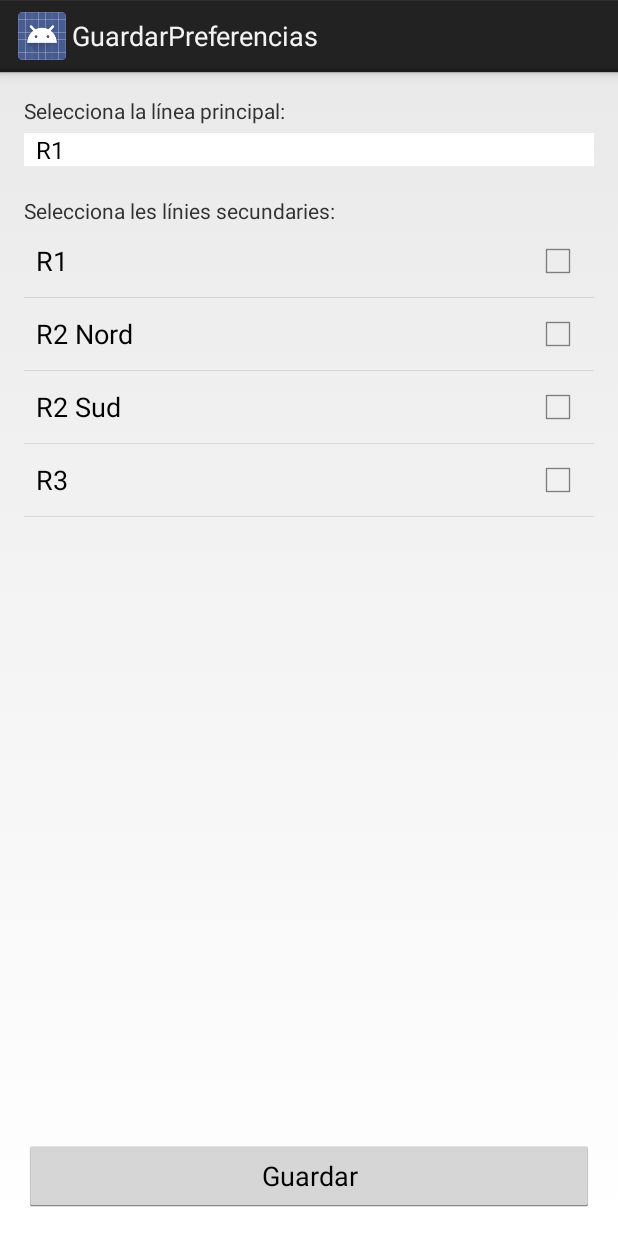
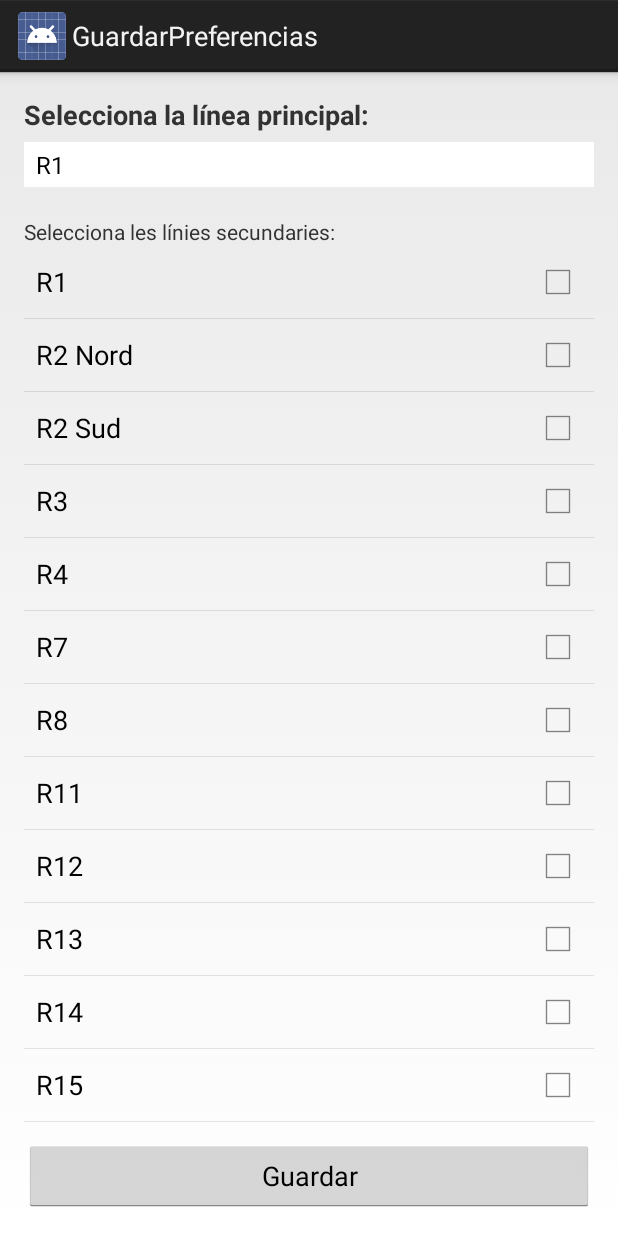
Before and after one commit to Albertpa/Rodalies-v0.1, an Android app: the screen it shows after launch (GuardarPreferencias), on a phone screen of 412 x 824 dp. Run offline under Robolectric (Android 15) with nearby library versions, the phone set to English and light mode, and no system bars.

Commit message:
Recarga de lineas al volver de Preferencias
Se eliminan un fichero de pruebas Pager2.

```diff
--- a/app/src/main/AndroidManifest.xml
+++ b/app/src/main/AndroidManifest.xml
@@ -33,12 +33,6 @@
             >
         </activity>
         <activity
-            android:name="com.example.rodalies.Page2Activity"
-            android:label="@string/title_activity_page2"
-            android:screenOrientation="portrait"
-            >
-        </activity>
-        <activity
             android:name="com.example.rodalies.GuardarPreferencias"
             android:label="@string/title_activity_guardar_preferencias"
             android:screenOrientation="portrait"
--- a/app/src/main/java/com/example/rodalies/MainActivity.java
+++ b/app/src/main/java/com/example/rodalies/MainActivity.java
@@ -31,6 +31,7 @@ public class MainActivity extends FragmentActivity {
     TabHost mTabHost;
     ViewPager  mViewPager;
 
+
     //clase que mezcla tabhost con pageview
     TabsAdapter mTabsAdapter;
 
@@ -39,20 +40,23 @@ public class MainActivity extends FragmentActivity {
 
 	@Override
 	protected void onCreate(Bundle savedInstanceState) {
+
 		super.onCreate(savedInstanceState);
         setContentView(R.layout.activity_main);
 		sharedSettings = getSharedPreferences(Constants.RODA_PREFERENCES, Context.MODE_PRIVATE);
 
 
 		if (!(sharedSettings.contains(Constants.LINEA_PRINCIPAL))) {
-			Log.e("Rodalies", "no te shared preferences");
-			//no tiene preferencias, llamamos a la configuraci�n de la linea principal
+			//Log.e("Rodalies", "no te shared preferences");
+			//no tiene preferencias, llamamos a la configuración de la linea principal
 			existPreferences=false;
-			startActivity(new Intent(MainActivity.this, GuardarPreferencias.class));
+			//startActivity(new Intent(MainActivity.this, GuardarPreferencias.class));
+            startActivityForResult(new Intent(MainActivity.this, GuardarPreferencias.class), 100);
 
 		}else{
 
-            //falta generar pantallas dinamicamente
+
+
             ArrayList<Integer> codeRod = new ArrayList<Integer>();
             int codePrincipal;
             //Bundle args = new Bundle();
@@ -160,7 +164,7 @@ public class MainActivity extends FragmentActivity {
                 fragmentTags[i] = this.nombreLinea(codeRod.get(i));
                 //Log.e("Rodalies", this.nombreLinea(codeRod.get(i)));
             }
-			Log.e("Rodalies", "te sharedpreferences");
+            //Log.e("Rodalies", "te sharedpreferences");
             existPreferences=true;
 
             //nombres de los tabs
@@ -177,13 +181,20 @@ public class MainActivity extends FragmentActivity {
                 //Log.e("Rodalies", this.nombreLinea(codeRod.get(i)));
             }
 
+
             mTabHost = (TabHost)findViewById(android.R.id.tabhost);
+
+
             mTabHost.setup();
 
+
+
             mViewPager = (ViewPager)findViewById(R.id.pager);
+            // mViewPager.setOffscreenPageLimit(1);
+            // mViewPager.getAdapter().notifyDataSetChanged();
+            // mViewPager.setAdapter(null);
 
             mTabsAdapter = new TabsAdapter(this, mTabHost, mViewPager);
-
 
 
 
@@ -201,13 +212,15 @@ public class MainActivity extends FragmentActivity {
             }
 
 
+
+
             //mTabsAdapter.mTabHost.getTabWidget().getChildAt(0).getLayoutParams().height = 35;
             /*
 		     mTabsAdapter.addTab(mTabHost.newTabSpec(fragmentTags[0]).setIndicator(items_menu[0]),
 		     		Page1Activity.class, args);
 
 		     mTabsAdapter.addTab(mTabHost.newTabSpec(fragmentTags[1]).setIndicator(items_menu[1]),
-		     		Page2Activity.class, args);
+		     		PageXActivity.class, args);
 		    */
 
 
@@ -219,12 +232,14 @@ public class MainActivity extends FragmentActivity {
 		     }
 		     */
 
+		}
+
+
 
 	}
 
 
 
-	}
 	 /*
 	 @Override
 	 protected void onSaveInstanceState(Bundle outState) {
@@ -239,6 +254,21 @@ public class MainActivity extends FragmentActivity {
 		 //}
 	 }
     */
+
+     @Override
+     protected void onActivityResult(int requestCode, int resultCode, Intent intent) {
+         super.onActivityResult(requestCode, resultCode, intent);
+
+                //100 es el codigo que se usa para llamar a la activity settings
+                 if (requestCode == 100) {
+
+                     //montarVista(); // your "refresh" code
+                     finish();
+                     startActivity(getIntent());
+                 }
+
+     }
+
 
 	@Override
 	public boolean onCreateOptionsMenu(Menu menu) {
@@ -256,7 +286,7 @@ public class MainActivity extends FragmentActivity {
 		    	Log.e("Rodalies", "entra a settings");
 				//no tiene preferencias, llamamos a la configuracion de la linea principal
 				existPreferences=false;
-				startActivity(new Intent(MainActivity.this, GuardarPreferencias.class));
+                startActivityForResult(new Intent(MainActivity.this, GuardarPreferencias.class), 100);
 		     break;
 
 		 }
@@ -382,6 +412,7 @@ public class MainActivity extends FragmentActivity {
             mViewPager.setOnPageChangeListener(this);
         }
 
+
         public void addTab(TabHost.TabSpec tabSpec, Class<?> clss, Bundle args) {
             tabSpec.setContent(new DummyTabFactory(mContext));
             String tag = tabSpec.getTag();
--- a/app/src/main/java/com/example/rodalies/Page1Activity.java
+++ b/app/src/main/java/com/example/rodalies/Page1Activity.java
@@ -72,7 +72,7 @@ public class Page1Activity extends Fragment{
 
         codigoLinea = getArguments().getInt(Constants.LINEA_PRINCIPAL);
         crearObjetosLinea(codigoLinea);
-
+           Log.e("Rodalies", "Entra al "+ codigoLinea);
         return myFragmentView;
     }
 
--- a/app/src/main/res/layout/guardar_preferencias.xml
+++ b/app/src/main/res/layout/guardar_preferencias.xml
@@ -11,14 +11,16 @@
     <TextView
         android:id="@+id/selecLinea1"
         android:layout_width="wrap_content"
-        android:layout_height="wrap_content"
+        android:layout_height="25dip"
+        android:textSize="18dip"
+        android:textStyle="bold"
         android:text="@string/selecLinea1" />
 
     <Spinner
         android:id="@+id/Spinner_Lineas1"
         android:layout_marginTop="5dp"
         android:layout_below="@+id/selecLinea1"
-         android:layout_height="wrap_content"
+        android:layout_height="30dip"
         android:layout_width="match_parent"
         android:background="@android:color/white"
         android:entries="@array/lineas"></Spinner>
@@ -35,7 +37,8 @@
     <ListView
         android:id="@+id/list"
         android:layout_width="fill_parent"
-    	android:layout_height="200dp"
+        android:layout_height="match_parent"
+        android:layout_above="@+id/guardar"
         android:layout_below="@+id/selecLineaS"
 
         />
```
Also changed, not shown: app/src/main/java/com/example/rodalies/GuardarPreferencias.java (+6 -5 lines), app/src/main/java/com/example/rodalies/Page2Activity.java (deleted, +0 -87 lines), app/src/main/res/layout/activity_page2.xml (deleted, +0 -24 lines), 11 other files. Lines whose indentation alone changed are shown as unchanged.
